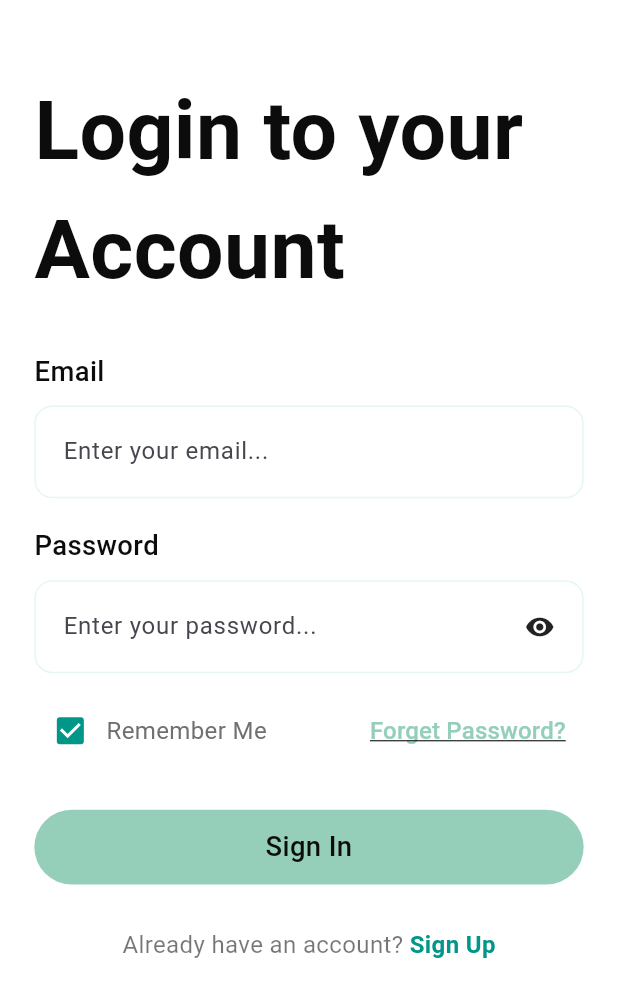
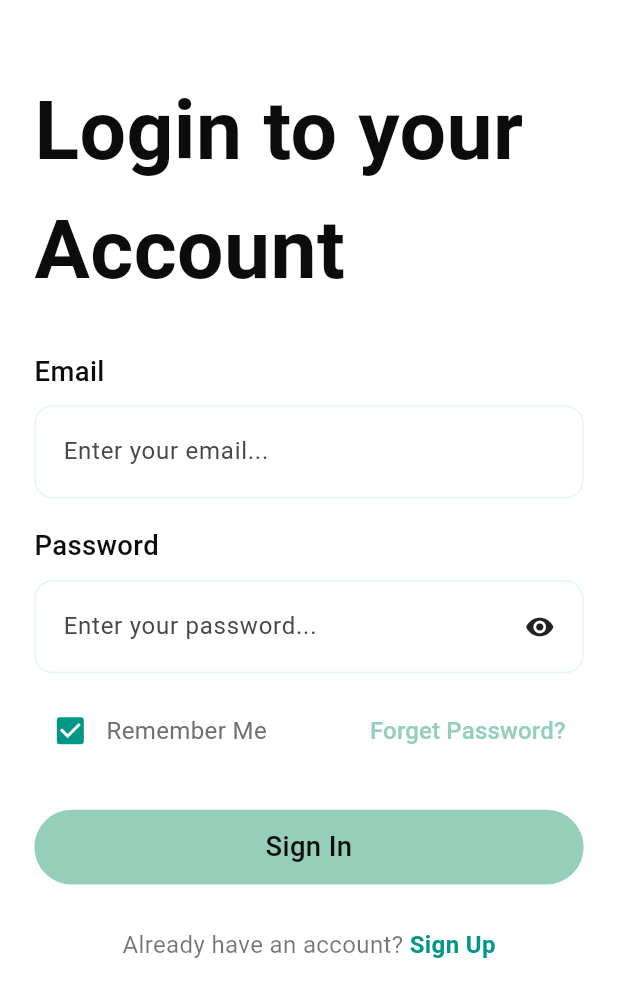
Before and after one commit to zamansheikh/aromaqueen, a Flutter app: the screen it shows after launch, after a tap on "Register Now", on a phone screen of 412 x 824 dp, the part 231-1236 px from its top. Run offline on Flutter 3.47's test engine with Material 3 defaults, Android fonts, the phone set to English and light mode, and no system bars; our stand-ins replace flutter_screenutil, flutter_svg, get, get_storage, google_fonts; generated files the repository leaves out were written again.

Commit message:
refactor: replace RememberMeComponent with AuthCheckBox for improved reusability

```diff
--- a/lib/features/auth/views/sign_in_view.dart
+++ b/lib/features/auth/views/sign_in_view.dart
@@ -49,7 +49,7 @@ class SignInView extends StatelessWidget {
                 ),
 
                 SizedBox(height: 12.h),
-                RememberMeComponent(),
+                AuthCheckBox(hasForgotPass: true, title: "Remember Me"),
                 SizedBox(height: 24.h),
 
                 CustomButton(
@@ -92,10 +92,16 @@ class SignInView extends StatelessWidget {
   }
 }
 
-class RememberMeComponent extends StatelessWidget {
+class AuthCheckBox extends StatelessWidget {
   // This component contains remember me checkbox and
   // forget password text button that takes the user to the verify email page
-  const RememberMeComponent({super.key});
+  const AuthCheckBox({
+    super.key,
+    required this.title,
+    required this.hasForgotPass,
+  });
+  final String title;
+  final bool hasForgotPass;
 
   @override
   Widget build(BuildContext context) {
@@ -119,7 +125,7 @@ class RememberMeComponent extends StatelessWidget {
               ),
             ),
             Text(
-              'Remember Me',
+              title,
               style: GoogleFonts.roboto(
                 fontSize: 14.sp,
                 color: ColorConstants.gray,
@@ -128,6 +134,7 @@ class RememberMeComponent extends StatelessWidget {
           ],
         ),
         // Forget Password Text Button
+        if (hasForgotPass)
           TextButton(
             onPressed: () {
               Get.toNamed(Routes.verifyEmail);
@@ -137,7 +144,6 @@ class RememberMeComponent extends StatelessWidget {
               style: GoogleFonts.roboto(
                 fontSize: 14.sp,
                 color: ColorConstants.primary,
-              decoration: TextDecoration.underline,
               ),
             ),
           ),
```
Lines whose indentation alone changed are shown as unchanged.
